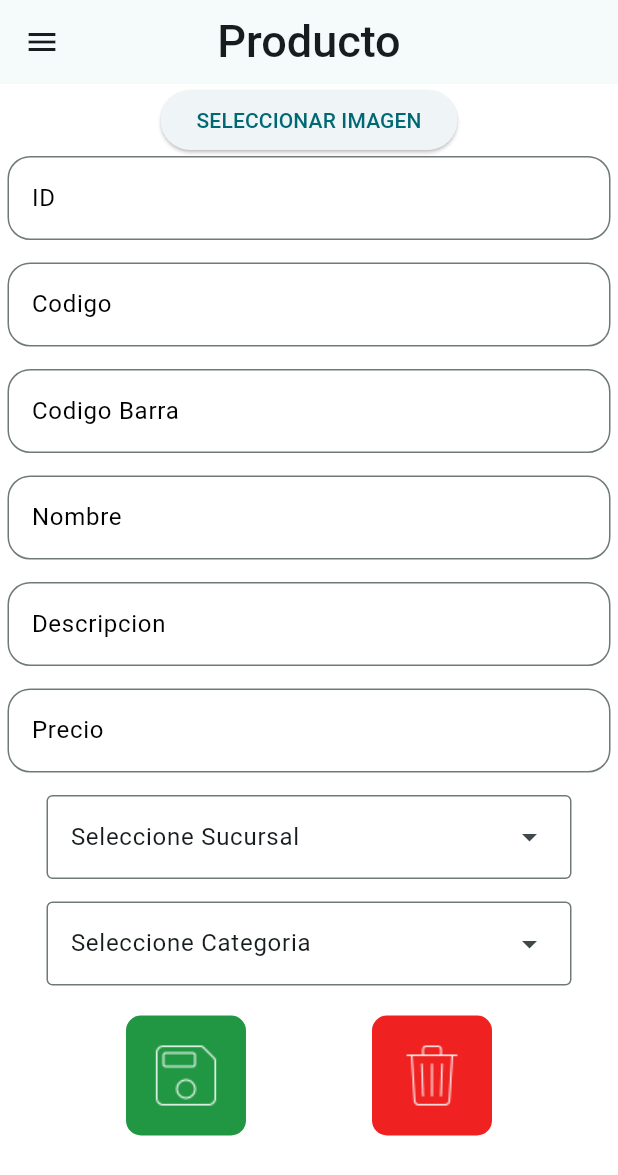
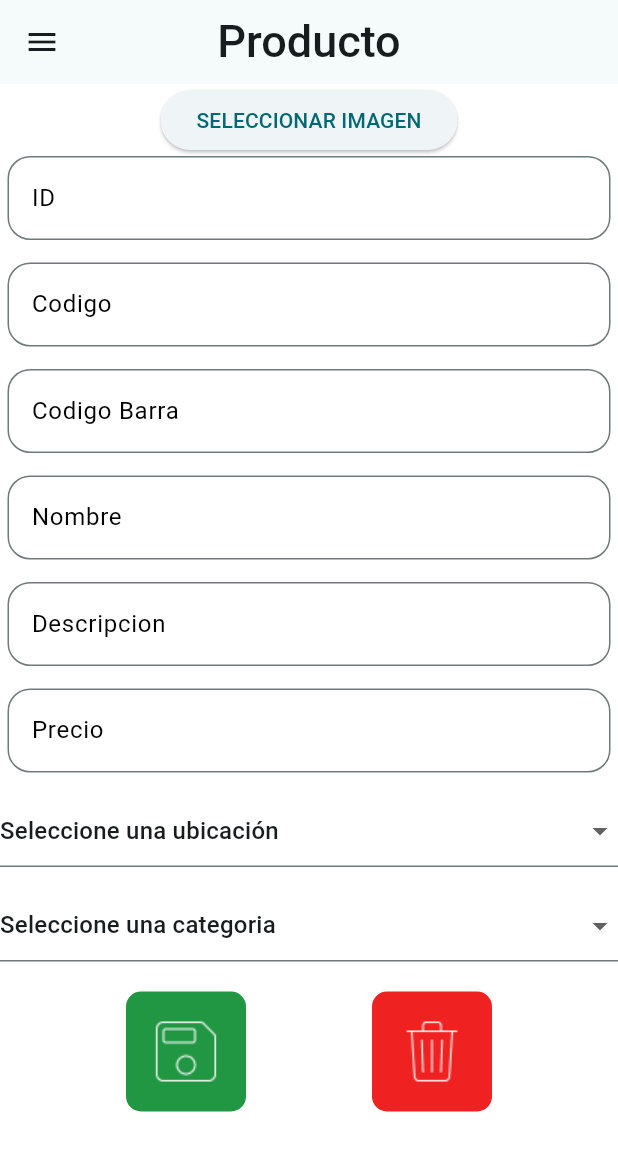
Before and after one commit to ever012/ETPS3-T_Ever_Castellon, a Flutter app: the NuevoProductoPage screen opened by its route, on a phone screen of 412 x 824 dp. Shown: the top 1175 px of the screen. Run offline on Flutter 3.47's test engine with Material 2 defaults, Android fonts, the light colour scheme and no system bars; our stand-ins replace google_maps_flutter, image_picker, shared_preferences; accounts and stored records are empty; network calls fail.

Commit message:
cambios menores

```diff
--- a/repuestos_de_carros_auto_parts/lib/mantenimientos/nuevo_producto_page.dart
+++ b/repuestos_de_carros_auto_parts/lib/mantenimientos/nuevo_producto_page.dart
@@ -1,3 +1,4 @@
+import 'dart:convert';
 import 'dart:io';
 import 'package:http/http.dart' as http;
 import 'package:flutter/material.dart';
@@ -11,6 +12,35 @@ import '../api_config.dart';
 void main() {
   runApp(const MyApp());
 }
+
+//archivo aparte
+class Sucursal {
+  final int idSucursal;
+  final String nombre;
+
+  Sucursal({required this.idSucursal, required this.nombre});
+
+  factory Sucursal.fromJson(Map<String, dynamic> json) {
+    return Sucursal(
+      idSucursal: json['id_sucursal'],
+      nombre: json['nombre'],
+    );
+  }
+}//
+//archivo aparte2
+class Categoria {
+  final int idCategoria;
+  final String nombre;
+
+  Categoria({required this.idCategoria, required this.nombre});
+
+  factory Categoria.fromJson(Map<String, dynamic> json) {
+    return Categoria(
+      idCategoria: json['id_categoria'],
+      nombre: json['nombre'],
+    );
+  }
+}//
 
 class MyApp extends StatelessWidget {
   const MyApp({super.key});
@@ -52,13 +82,14 @@ class _NuevoProductoPageState extends State<NuevoProductoPage> {
   final TextEditingController _descripcionController = TextEditingController();
   final TextEditingController _precioController = TextEditingController();
   final TextEditingController _idController = TextEditingController();
-  String? imagePath = "";
-  final String _imagen64 = "";
-  String sucursalDropdownValue = 'Seleccione Sucursal';
-  String categoriaDropdownValue = 'Seleccione categoria';
   String? nombreUsuario;
   String? tokenCompartido;
   XFile? pickedFile;
+  List<Sucursal> sucursales = [];
+  String sucursalDropdownValue = 'Seleccione Sucursal';
+  List<Categoria> categorias = [];
+  String categoriaDropdownValue = 'Seleccione categoria';
+
 
 // Crear una notificación en la parte inferior de la app
   void _showNotification(String message) {
@@ -71,9 +102,36 @@ class _NuevoProductoPageState extends State<NuevoProductoPage> {
   void initState() {
     super.initState();
     _loadSharedPreferences();
+    _fetchSucursales();
+    _fetchCategorias();
   }
 
+  Future<void> _fetchSucursales() async {
+    final response =
+    await http.get(Uri.parse('${ApiConfig.apiUrl}api/sucursal/listaSucursal'));
 
+    if (response.statusCode == 200) {
+      final List<dynamic> data = json.decode(response.body);
+      setState(() {
+        sucursales = data.map((item) => Sucursal.fromJson(item)).toList();
+      });
+    } else {
+      throw Exception('Failed to load sucursales');
+    }
+  }
+  Future<void> _fetchCategorias() async {
+    final response =
+    await http.get(Uri.parse('${ApiConfig.apiUrl}api/categoria/listaCategoria'));
+
+    if (response.statusCode == 200) {
+      final List<dynamic> data = json.decode(response.body);
+      setState(() {
+        categorias = data.map((item) => Categoria.fromJson(item)).toList();
+      });
+    } else {
+      throw Exception('Failed to load categorias');
+    }
+  }
   Future<void> _loadSharedPreferences() async {
     SharedPreferences prefs = await SharedPreferences.getInstance();
     final String? tokenShared = prefs.getString('token');
@@ -122,18 +180,20 @@ class _NuevoProductoPageState extends State<NuevoProductoPage> {
                     const SizedBox(height: 15.0,),
                     _precioTextField(),
                     const SizedBox(height: 15.0,),
-                    DropdownMenuSucursal(
-                      onSelected: (String? value) {
+                    DropdownMenuSucursales(
+                      sucursales: sucursales, // Lista de sucursales obtenidas de la API
+                      onSelected: (int? value) {
                         setState(() {
-                          sucursalDropdownValue = value ?? 'Seleccione Sucursal';
+                          sucursalDropdownValue = value?.toString() ?? 'Seleccione Ubicación';
                         });
                       },
                     ),
                     const SizedBox(height: 15.0,),
                     DropdownMenuCategoria(
-                      onSelected: (String? value) {
+                      categorias: categorias, // Lista de categorias obtenidas de la API
+                      onSelected: (int? value) {
                         setState(() {
-                          categoriaDropdownValue = value ?? 'Seleccione Categoria';
+                          categoriaDropdownValue = value?.toString() ?? 'Seleccione Categoria';
                         });
                       },
                     ),
@@ -168,7 +228,7 @@ class _NuevoProductoPageState extends State<NuevoProductoPage> {
                 border: OutlineInputBorder(
                   borderRadius: BorderRadius.all(Radius.circular(15)),),
                 //icon: Icon(Icons.numbers),
-                hintText: 'Id Ubicacion',
+                hintText: 'Id Producto',
                 labelText: 'ID',
                 labelStyle: TextStyle(color: Colors.black),
                 focusColor: Colors.teal,
@@ -455,65 +515,88 @@ class _NuevoProductoPageState extends State<NuevoProductoPage> {
 
 
 
-const List<String> list_1 = <String>['Seleccione Sucursal','5', 'Two', 'Three', 'Four'];
-class DropdownMenuSucursal extends StatefulWidget {
-  final ValueChanged<String?> onSelected;
+class DropdownMenuSucursales extends StatefulWidget {
+  final List<Sucursal> sucursales;
+  final ValueChanged<int?> onSelected;
 
-  const DropdownMenuSucursal({required this.onSelected, Key? key}) : super(key: key);
+  const DropdownMenuSucursales({
+    required this.sucursales,
+    required this.onSelected,
+    Key? key,
+  }) : super(key: key);
 
   @override
-  State<DropdownMenuSucursal> createState() => _DropdownMenuSucursalState();
+  State<DropdownMenuSucursales> createState() => _DropdownMenuSucursalesState();
 }
 
-class _DropdownMenuSucursalState extends State<DropdownMenuSucursal> {
-  String dropdownValue = list_1.first;
+class _DropdownMenuSucursalesState extends State<DropdownMenuSucursales> {
+  int? dropdownValue;
 
   @override
   Widget build(BuildContext context) {
-    return DropdownMenu<String>(
-      initialSelection: dropdownValue,
-      onSelected: (String? value) {
+    return DropdownButtonFormField<int>(
+      value: dropdownValue,
+      onChanged: (int? value) {
         setState(() {
-          dropdownValue = value!;
-          widget.onSelected(value); // Llama a la función proporcionada por el padre
+          dropdownValue = value;
         });
+        widget.onSelected(value);
       },
-      dropdownMenuEntries: list_1.map<DropdownMenuEntry<String>>((String value) {
-        return DropdownMenuEntry<String>(value: value, label: value);
-      }).toList(),
-      width: 350,
+      items: [
+        const DropdownMenuItem<int>(
+          value: null, // Indicador visual sin valor real asociado
+          child: Text('Seleccione una ubicación'),
+        ),
+        ...widget.sucursales.map((Sucursal sucursal) {
+          return DropdownMenuItem<int>(
+            value: sucursal.idSucursal,
+            child: Text(sucursal.nombre),
+          );
+        }).toList(),
+      ],
     );
   }
 }
 
+class DropdownMenuCategoria extends StatefulWidget {
+  final List<Categoria> categorias;
+  final ValueChanged<int?> onSelected;
 
-const List<String> list = <String>['Seleccione Categoria','1', 'Two', 'Three', 'Four'];
-class DropdownMenuCategoria extends StatefulWidget {
-  final ValueChanged<String?> onSelected;
-
-  const DropdownMenuCategoria({required this.onSelected, Key? key}) : super(key: key);
+  const DropdownMenuCategoria({
+    required this.categorias,
+    required this.onSelected,
+    Key? key,
+  }) : super(key: key);
 
   @override
   State<DropdownMenuCategoria> createState() => _DropdownMenuCategoriaState();
 }
 
 class _DropdownMenuCategoriaState extends State<DropdownMenuCategoria> {
-  String dropdownValue = list.first;
+  int? dropdownValue;
 
   @override
   Widget build(BuildContext context) {
-    return DropdownMenu<String>(
-      initialSelection: dropdownValue,
-      onSelected: (String? value) {
+    return DropdownButtonFormField<int>(
+      value: dropdownValue,
+      onChanged: (int? value) {
         setState(() {
-          dropdownValue = value!;
-          widget.onSelected(value); // Llama a la función proporcionada por el padre
+          dropdownValue = value;
         });
+        widget.onSelected(value);
       },
-      dropdownMenuEntries: list.map<DropdownMenuEntry<String>>((String value) {
-        return DropdownMenuEntry<String>(value: value, label: value);
-      }).toList(),
-      width: 350,
+      items: [
+        const DropdownMenuItem<int>(
+          value: null, // Indicador visual sin valor real asociado
+          child: Text('Seleccione una categoria'),
+        ),
+        ...widget.categorias.map((Categoria categoria) {
+          return DropdownMenuItem<int>(
+            value: categoria.idCategoria,
+            child: Text(categoria.nombre),
+          );
+        }).toList(),
+      ],
     );
   }
 }
```
